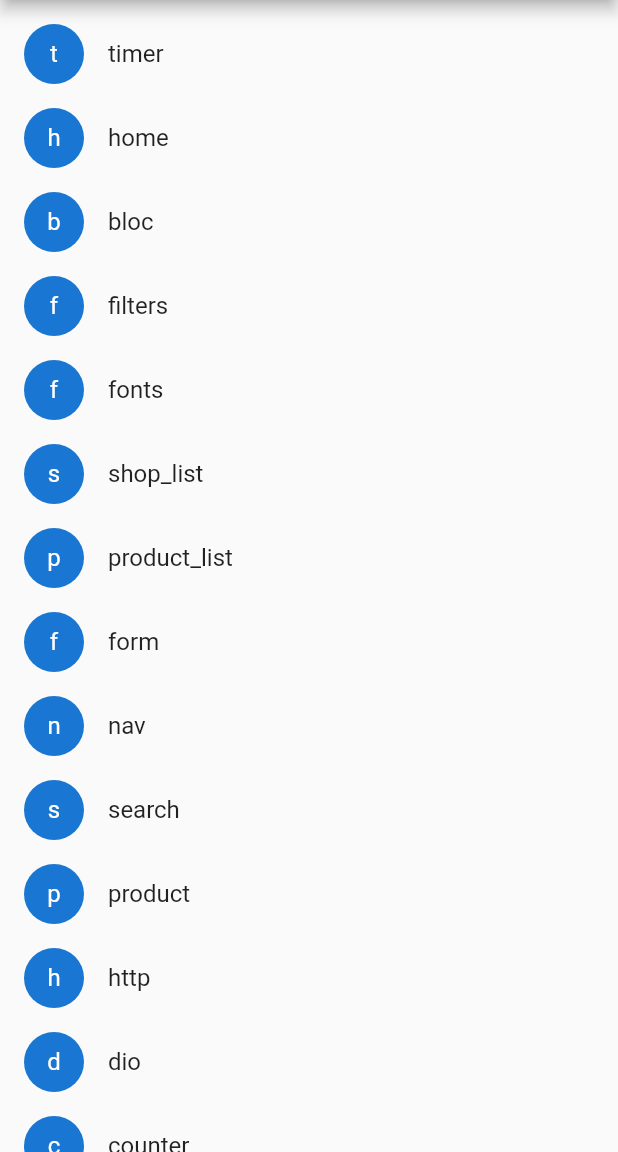
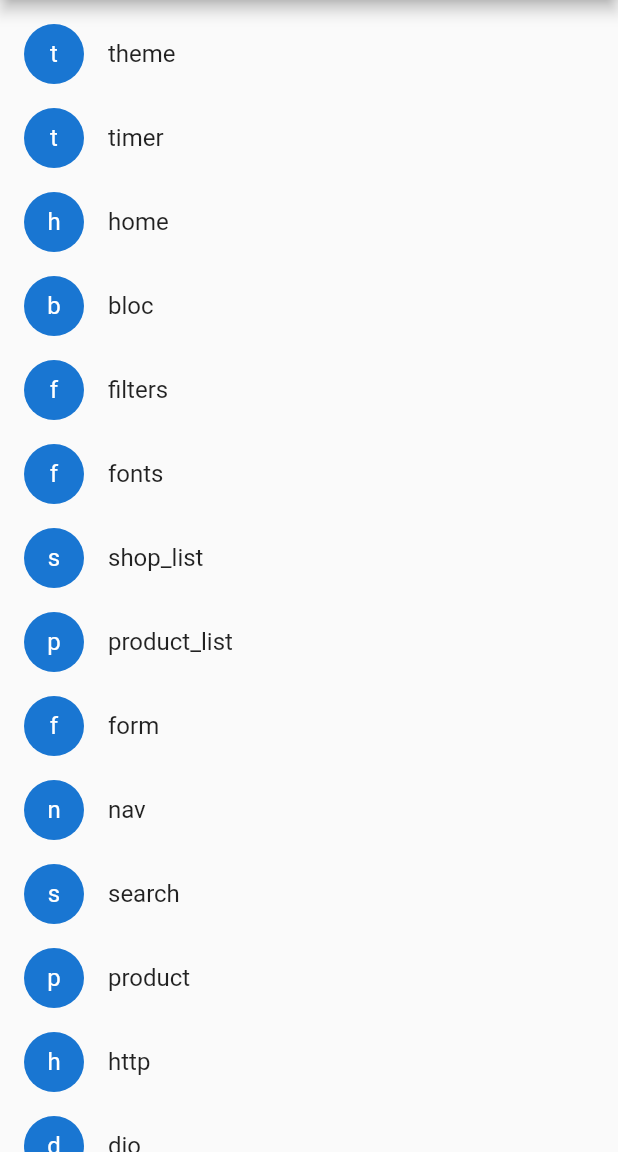
Before and after one commit to Infinite-eyes/FlutterDemo, a Flutter app: the screen it shows after launch, on a phone screen of 412 x 824 dp, the part 84-1236 px from its top. Run offline on Flutter 3.47's test engine with Material 2 defaults, Android fonts, the phone set to English and light mode, and no system bars; our stand-ins replace bloc, dio, equatable, flutter_bloc, rxdart, wave.

Commit message:
1.add theme bloc

```diff
--- a/lib/main.dart
+++ b/lib/main.dart
@@ -18,6 +18,7 @@ void main() {
       title: 'ExampleList App',
       home: new ExampleList(
         examples: <Example>[
+          new Example("theme","theme bloc pages", "THEME_BLOC"),
           new Example("timer","timer bloc pages", "TIMER_BLOC"),
           new Example("home", "home bloc pages", "HOME_BLOC"),
           new Example("bloc", "bloc pages", "BLOC"),
@@ -148,6 +149,9 @@ class _ExampleListState extends State<ExampleList> {
       case "TIMER_BLOC":
         Navigator.pushNamed(context, '/timer_bloc');
         break;
+      case "THEME_BLOC":
+        Navigator.pushNamed(context, '/theme_bloc');
+        break;
     }
   }
 
--- a/lib/routes/routes.dart
+++ b/lib/routes/routes.dart
@@ -14,6 +14,7 @@ import 'package:flutterapp/page/product_info.dart';
 import 'package:flutterapp/page/search_page.dart';
 import 'package:flutterapp/page/shop_list.dart' as ShopList;
 import 'package:flutterapp/page/product.dart';
+import 'package:flutterapp/ui/theme/theme.dart';
 import 'package:flutterapp/ui/timer/timer_test.dart';
 
 final routes = {
@@ -40,6 +41,8 @@ final routes = {
       ),
   '/timer_bloc': (context) => TimerTest(),
   ExtractArgumentsScreen.routeName: (context) => ExtractArgumentsScreen(),
+  '/theme_bloc': (context) => ThemeApp(),
+  ExtractArgumentsScreen.routeName: (context) => ExtractArgumentsScreen(),
 };
 
 var onGenerateRoute = (RouteSettings settings) {
--- a/lib/ui/theme/global/theme/bloc/bloc.dart
+++ b/lib/ui/theme/global/theme/bloc/bloc.dart
@@ -0,0 +1,3 @@
+export 'theme_bloc.dart';
+export 'theme_event.dart';
+export 'theme_state.dart';
--- a/lib/ui/theme/global/theme/bloc/theme_bloc.dart
+++ b/lib/ui/theme/global/theme/bloc/theme_bloc.dart
@@ -1,29 +1,21 @@
 import 'dart:async';
 
 import 'package:bloc/bloc.dart';
-import 'package:equatable/equatable.dart';
-import 'package:flutter/cupertino.dart';
-import 'package:flutter/material.dart';
 import 'package:flutterapp/ui/theme/global/theme/app_themes.dart';
 
-part 'theme_event.dart';
-part 'theme_state.dart';
+import 'bloc.dart';
 
 class ThemeBloc extends Bloc<ThemeEvent, ThemeState> {
   @override
-//  ThemeState get initialState => ThemeState(themeData: appThemeData[AppTheme.GreenLight]);
+  ThemeState get initialState =>
+      ThemeState(themeData: appThemeData[AppTheme.BlueDark]);
 
   @override
   Stream<ThemeState> mapEventToState(
     ThemeEvent event,
   ) async* {
-    if(event is ThemeChanged){
-//      yield ThemeState(themeData: appThemeDatap[event.theme]);
-
+    if (event is ThemeChanged) {
+      yield ThemeState(themeData: appThemeData[event.theme]);
     }
   }
-
-  @override
-  // TODO: implement initialState
-  ThemeState get initialState => throw UnimplementedError();
 }
--- a/lib/ui/theme/global/theme/bloc/theme_event.dart
+++ b/lib/ui/theme/global/theme/bloc/theme_event.dart
@@ -1,6 +1,7 @@
-part of 'theme_bloc.dart';
+import 'package:equatable/equatable.dart';
+import 'package:meta/meta.dart';
 
-
+import '../app_themes.dart';
 
 abstract class ThemeEvent extends Equatable {
   const ThemeEvent([List props = const <dynamic>[]]);
@@ -14,7 +15,5 @@ class ThemeChanged extends ThemeEvent {
   }) : super([theme]);
 
   @override
-  // TODO: implement props
-  List<Object> get props => throw UnimplementedError();
-
+  List<Object> get props => [theme];
 }
--- a/lib/ui/theme/global/theme/bloc/theme_state.dart
+++ b/lib/ui/theme/global/theme/bloc/theme_state.dart
@@ -1,14 +1,15 @@
-part of 'theme_bloc.dart';
+import 'package:equatable/equatable.dart';
+import 'package:flutter/material.dart';
+import 'package:meta/meta.dart';
 
 @immutable
 class ThemeState extends Equatable {
+  final ThemeData themeData;
 
-//  final ThemeData themeData;
-
-//  ThemeState([List props = const <dynamic>[]]) : super(props);
-
+  ThemeState({
+    @required this.themeData,
+  });
 
   @override
-  // TODO: implement props
-  List<Object> get props => throw UnimplementedError();
+  List<Object> get props => [themeData];
 }
```
Also changed, not shown: lib/ui/theme/home/home_page.dart (added, +31 -0 lines), lib/ui/theme/preference/preference_page.dart (added, +37 -0 lines), lib/ui/theme/theme.dart (+16 -21 lines), 2 other files.
